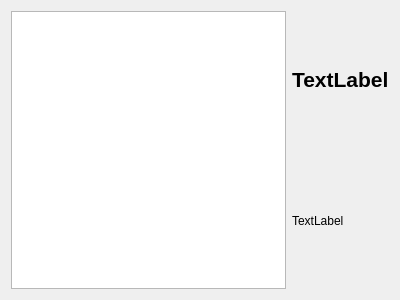
esdrasbeleza/BlzMovies, file result_item.ui: the form before one commit.
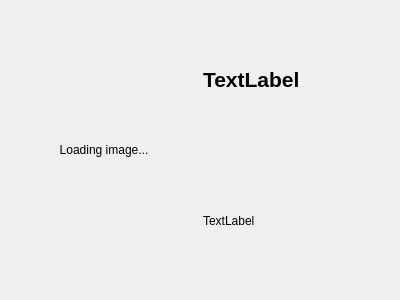
The form after the commit.

The edit to the form file:
```diff
--- a/result_item.ui
+++ b/result_item.ui
@@ -20,7 +20,14 @@
       <enum>QLayout::SetDefaultConstraint</enum>
      </property>
      <item>
-      <widget class="QGraphicsView" name="graphicsView"/>
+      <widget class="QLabel" name="image">
+       <property name="text">
+        <string>Loading image...</string>
+       </property>
+       <property name="alignment">
+        <set>Qt::AlignCenter</set>
+       </property>
+      </widget>
      </item>
      <item>
       <layout class="QVBoxLayout" name="verticalLayout_2">
```
Left out of the diff: 4 changed lines with no effect on the pictures.
